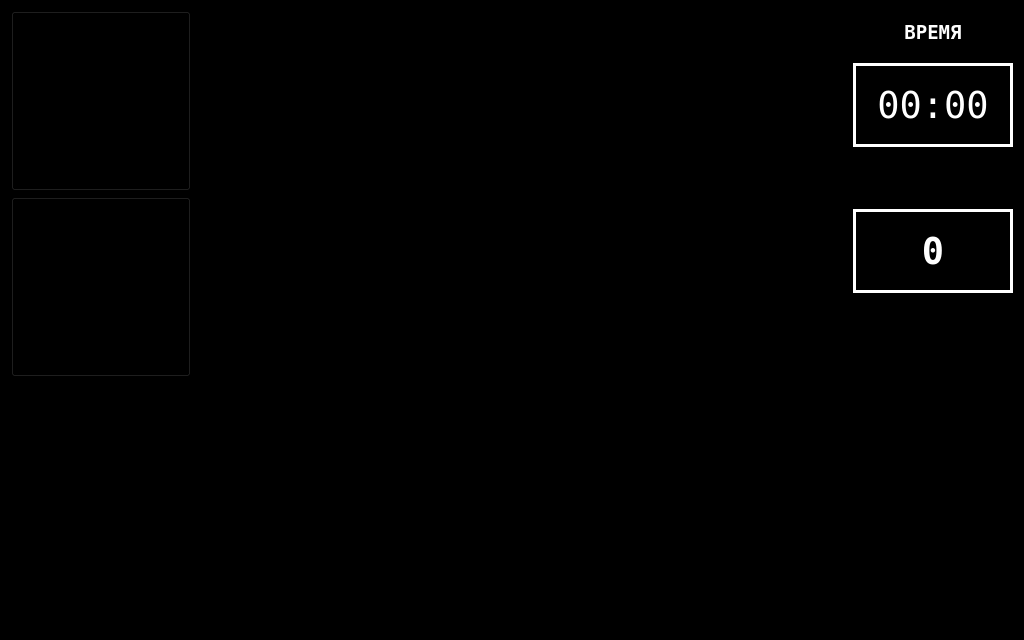
First picture: the form in src/6_firmware_auxiliary/presentation/main_view.ui, repository KB-AIS/kbais-openpit-firmware, before the edit.
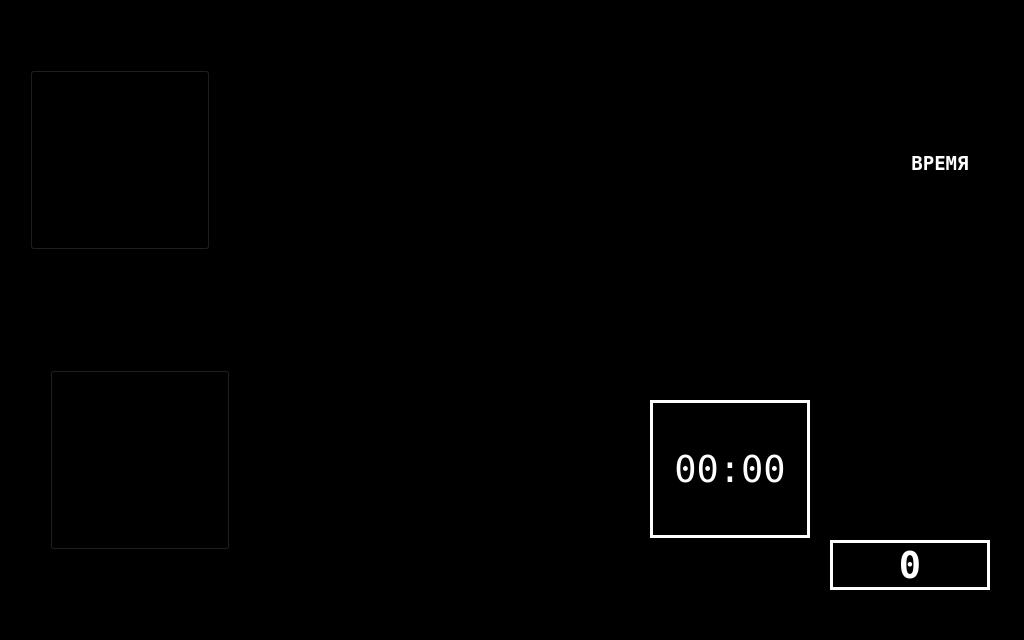
Second picture: the form after the edit.

The edit to the form file:
```diff
--- a/src/6_firmware_auxiliary/presentation/main_view.ui
+++ b/src/6_firmware_auxiliary/presentation/main_view.ui
@@ -16,123 +16,34 @@
   <property name="styleSheet">
    <string notr="true">background-color: black;</string>
   </property>
-  <layout class="QHBoxLayout" name="horizontalLayout">
-   <item>
-    <layout class="QVBoxLayout" name="v_layout_nav">
-     <property name="sizeConstraint">
-      <enum>QLayout::SetDefaultConstraint</enum>
-     </property>
-     <item>
-      <widget class="QPushButton" name="btn_nav_to_stop">
-       <property name="sizePolicy">
-        <sizepolicy hsizetype="Fixed" vsizetype="Fixed">
-         <horstretch>0</horstretch>
-         <verstretch>0</verstretch>
-        </sizepolicy>
-       </property>
-       <property name="minimumSize">
-        <size>
-         <width>180</width>
-         <height>180</height>
-        </size>
-       </property>
-       <property name="maximumSize">
-        <size>
-         <width>180</width>
-         <height>180</height>
-        </size>
-       </property>
+  <widget class="QLabel" name="label">
+   <property name="geometry">
+    <rect>
+     <x>784</x>
+     <y>9</y>
+     <width>57</width>
+     <height>16</height>
+    </rect>
+   </property>
        <property name="text">
-        <string>PushButton</string>
-       </property>
-      </widget>
-     </item>
-     <item>
-      <widget class="QPushButton" name="btn_nav_to_diag">
-       <property name="minimumSize">
-        <size>
-         <width>180</width>
-         <height>180</height>
-        </size>
-       </property>
-       <property name="maximumSize">
-        <size>
-         <width>180</width>
-         <height>180</height>
-        </size>
-       </property>
-       <property name="text">
-        <string>PushButton</string>
-       </property>
-      </widget>
-     </item>
-     <item>
-      <spacer name="v_spacer_nav">
-       <property name="orientation">
-        <enum>Qt::Vertical</enum>
-       </property>
-       <property name="sizeHint" stdset="0">
-        <size>
-         <width>20</width>
-         <height>40</height>
-        </size>
-       </property>
-      </spacer>
-     </item>
-    </layout>
-   </item>
-   <item>
-    <spacer name="horizontalSpacer">
-     <property name="orientation">
-      <enum>Qt::Horizontal</enum>
-     </property>
-     <property name="sizeType">
-      <enum>QSizePolicy::Preferred</enum>
-     </property>
-     <property name="sizeHint" stdset="0">
-      <size>
-       <width>800</width>
-       <height>20</height>
-      </size>
-     </property>
-    </spacer>
-   </item>
-   <item>
-    <layout class="QVBoxLayout" name="v_layout_stats" stretch="1,2,1,2,8">
-     <property name="spacing">
-      <number>10</number>
-     </property>
-     <property name="sizeConstraint">
-      <enum>QLayout::SetMaximumSize</enum>
-     </property>
-     <item>
-      <widget class="QLabel" name="lbl_cap_timer">
+    <string>TextLabel</string>
+   </property>
+  </widget>
+  <widget class="QLabel" name="lbl_total_run">
+   <property name="geometry">
+    <rect>
+     <x>830</x>
+     <y>540</y>
+     <width>160</width>
+     <height>50</height>
+    </rect>
+   </property>
        <property name="font">
         <font>
          <family>DejaVu Sans Mono</family>
-         <pointsize>14</pointsize>
+     <pointsize>28</pointsize>
          <weight>75</weight>
          <bold>true</bold>
-         <kerning>false</kerning>
-        </font>
-       </property>
-       <property name="styleSheet">
-        <string notr="true">color: white;</string>
-       </property>
-       <property name="text">
-        <string>ВРЕМЯ</string>
-       </property>
-       <property name="alignment">
-        <set>Qt::AlignCenter</set>
-       </property>
-      </widget>
-     </item>
-     <item>
-      <widget class="QLabel" name="lbl_timer">
-       <property name="font">
-        <font>
-         <family>DejaVu Sans Mono</family>
-         <pointsize>28</pointsize>
         </font>
        </property>
        <property name="styleSheet">
@@ -142,15 +53,21 @@
 color: white;</string>
        </property>
        <property name="text">
-        <string>00:00</string>
+    <string>0</string>
        </property>
        <property name="alignment">
         <set>Qt::AlignCenter</set>
        </property>
       </widget>
-     </item>
-     <item>
       <widget class="QLabel" name="lbl_cap_total_run">
+   <property name="geometry">
+    <rect>
+     <x>830</x>
+     <y>397</y>
+     <width>160</width>
+     <height>133</height>
+    </rect>
+   </property>
        <property name="sizePolicy">
         <sizepolicy hsizetype="Preferred" vsizetype="Preferred">
          <horstretch>0</horstretch>
@@ -178,15 +95,19 @@
         <number>0</number>
        </property>
       </widget>
-     </item>
-     <item>
-      <widget class="QLabel" name="lbl_total_run">
+  <widget class="QLabel" name="lbl_timer">
+   <property name="geometry">
+    <rect>
+     <x>650</x>
+     <y>400</y>
+     <width>160</width>
+     <height>138</height>
+    </rect>
+   </property>
        <property name="font">
         <font>
          <family>DejaVu Sans Mono</family>
          <pointsize>28</pointsize>
-         <weight>75</weight>
-         <bold>true</bold>
         </font>
        </property>
        <property name="styleSheet">
@@ -196,32 +117,112 @@
 color: white;</string>
        </property>
        <property name="text">
-        <string>0</string>
+    <string>00:00</string>
        </property>
        <property name="alignment">
         <set>Qt::AlignCenter</set>
        </property>
       </widget>
-     </item>
-     <item>
-      <spacer name="v_spacer_stats">
-       <property name="orientation">
-        <enum>Qt::Vertical</enum>
-       </property>
-       <property name="sizeType">
-        <enum>QSizePolicy::MinimumExpanding</enum>
-       </property>
-       <property name="sizeHint" stdset="0">
-        <size>
+  <widget class="QLabel" name="lbl_cap_timer">
+   <property name="geometry">
+    <rect>
+     <x>860</x>
+     <y>20</y>
          <width>160</width>
-         <height>100</height>
-        </size>
-       </property>
-      </spacer>
-     </item>
-    </layout>
-   </item>
-  </layout>
+     <height>286</height>
+    </rect>
+   </property>
+   <property name="font">
+    <font>
+     <family>DejaVu Sans Mono</family>
+     <pointsize>14</pointsize>
+     <weight>75</weight>
+     <bold>true</bold>
+     <kerning>false</kerning>
+    </font>
+   </property>
+   <property name="styleSheet">
+    <string notr="true">color: white;</string>
+   </property>
+   <property name="text">
+    <string>ВРЕМЯ</string>
+   </property>
+   <property name="alignment">
+    <set>Qt::AlignCenter</set>
+   </property>
+  </widget>
+  <widget class="QLabel" name="lbl_diag">
+   <property name="geometry">
+    <rect>
+     <x>330</x>
+     <y>130</y>
+     <width>321</width>
+     <height>131</height>
+    </rect>
+   </property>
+   <property name="text">
+    <string>TextLabel</string>
+   </property>
+   <property name="wordWrap">
+    <bool>true</bool>
+   </property>
+  </widget>
+  <widget class="QPushButton" name="btn_nav_to_stop">
+   <property name="geometry">
+    <rect>
+     <x>30</x>
+     <y>70</y>
+     <width>180</width>
+     <height>180</height>
+    </rect>
+   </property>
+   <property name="sizePolicy">
+    <sizepolicy hsizetype="Fixed" vsizetype="Fixed">
+     <horstretch>0</horstretch>
+     <verstretch>0</verstretch>
+    </sizepolicy>
+   </property>
+   <property name="minimumSize">
+    <size>
+     <width>180</width>
+     <height>180</height>
+    </size>
+   </property>
+   <property name="maximumSize">
+    <size>
+     <width>180</width>
+     <height>180</height>
+    </size>
+   </property>
+   <property name="text">
+    <string>PushButton</string>
+   </property>
+  </widget>
+  <widget class="QPushButton" name="btn_nav_to_diag">
+   <property name="geometry">
+    <rect>
+     <x>50</x>
+     <y>370</y>
+     <width>180</width>
+     <height>180</height>
+    </rect>
+   </property>
+   <property name="minimumSize">
+    <size>
+     <width>180</width>
+     <height>180</height>
+    </size>
+   </property>
+   <property name="maximumSize">
+    <size>
+     <width>180</width>
+     <height>180</height>
+    </size>
+   </property>
+   <property name="text">
+    <string>PushButton</string>
+   </property>
+  </widget>
  </widget>
  <resources/>
  <connections/>
```
Lines whose indentation alone changed are shown as unchanged.
